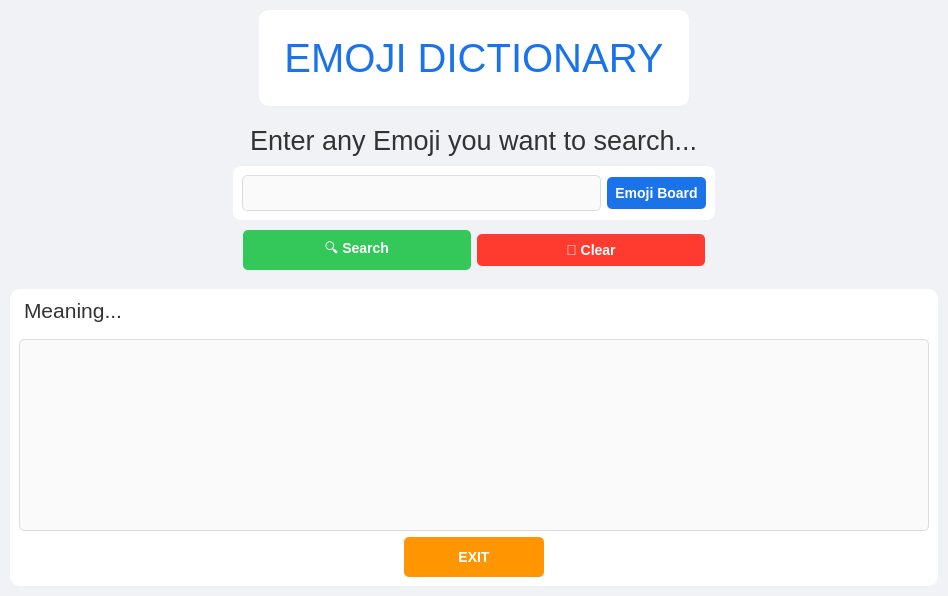
The window that Emoji Dictionary/QT_GUI.ui (geekcomputers/Python) describes before a commit, drawn with Qt 5.
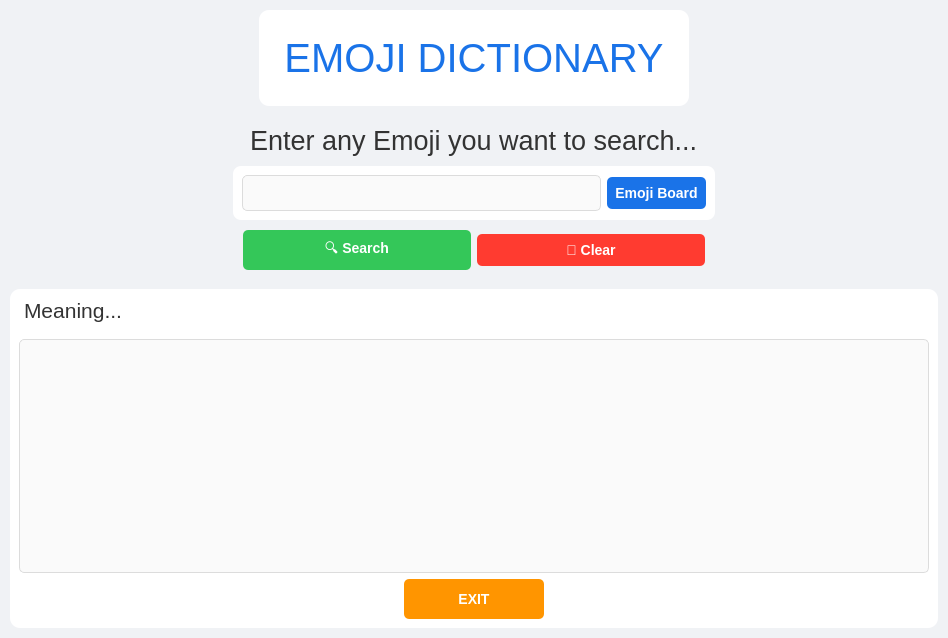
The same window after the commit.

Commit message: remove box-show and small changes

Patch:
```diff
--- a/Emoji Dictionary/QT_GUI.ui
+++ b/Emoji Dictionary/QT_GUI.ui
@@ -7,7 +7,7 @@
     <x>0</x>
     <y>0</y>
     <width>948</width>
-    <height>527</height>
+    <height>638</height>
    </rect>
   </property>
   <property name="windowTitle">
@@ -335,7 +335,7 @@
         <widget class="QTextEdit" name="textEdit">
          <property name="font">
           <font>
-           <pointsize>-1</pointsize>
+           <pointsize>14</pointsize>
           </font>
          </property>
          <property name="styleSheet">
@@ -370,7 +370,7 @@
          </property>
          <property name="font">
           <font>
-           <pointsize>-1</pointsize>
+           <pointsize>14</pointsize>
            <weight>62</weight>
            <bold>true</bold>
           </font>
```
Left out of the diff: 17 changed lines with no effect on the pictures.
